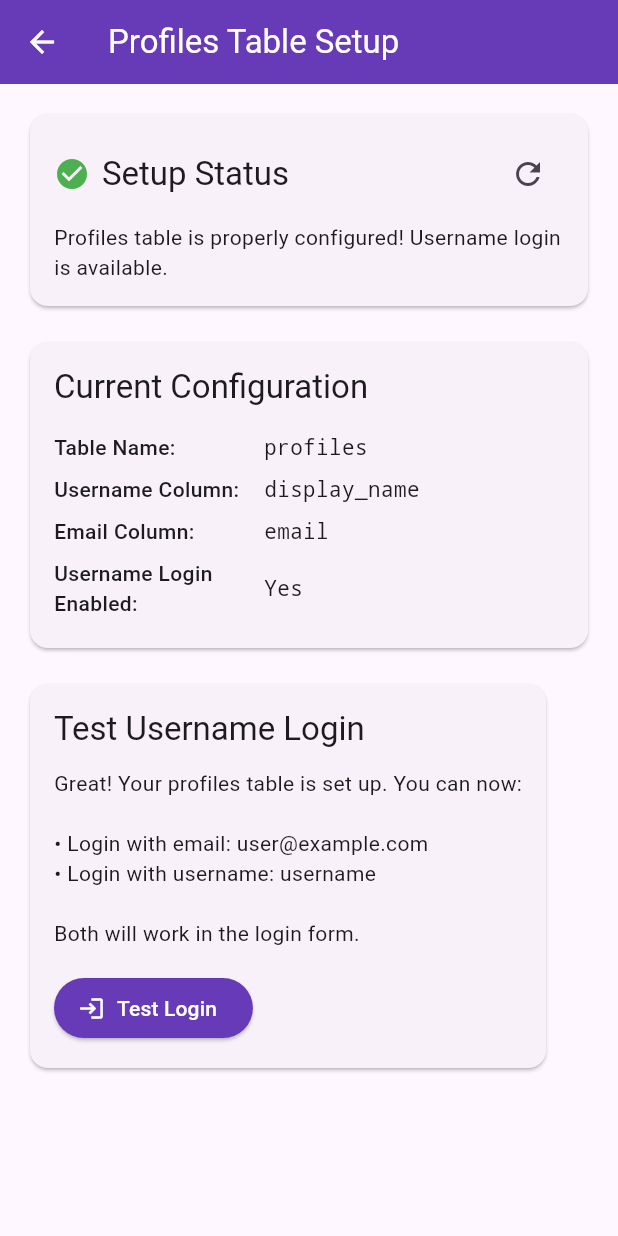
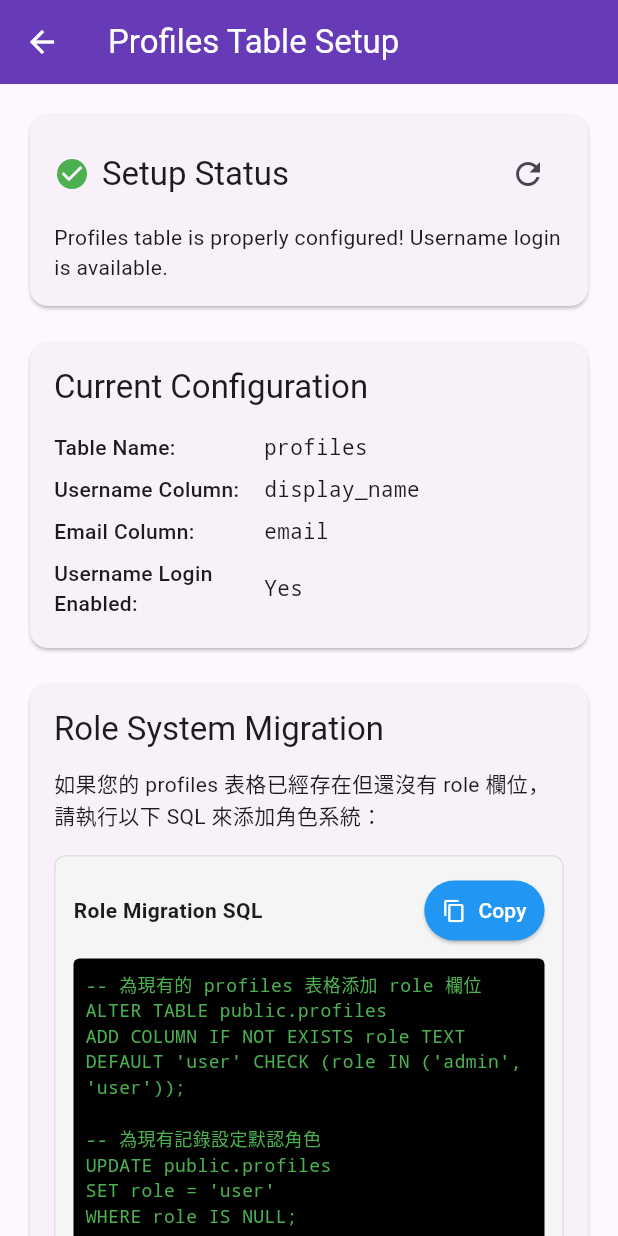
Before and after one commit to Yunitrish006006/basific, a Flutter app: the screen it shows once a user with an empty profile is signed in, after a tap on "用戶名登入設定", on a phone screen of 412 x 824 dp. Run offline on Flutter 3.47's test engine with Material 3 defaults, Android fonts, the phone set to English and light mode, and no system bars; our stand-ins replace supabase_flutter; accounts and stored records are empty.

Commit message:
feat: Implement user role system with admin and user roles, including role checks and migration instructions

```diff
--- a/example/lib/pages/database_diagnostic_page.dart
+++ b/example/lib/pages/database_diagnostic_page.dart
@@ -129,7 +129,7 @@ class _DatabaseDiagnosticPageState extends State<DatabaseDiagnosticPage> {
       return {
         'check': '當前用戶',
         'status': 'OK',
-        'message': '已登入: ${user.email}\\n顯示名稱: ${user.bestDisplayName}',
+        'message': '已登入: ${user.email}\\n顯示名稱: ${user.bestDisplayName}\\n角色: ${user.role}',
         'icon': Icons.person,
         'color': Colors.green,
       };
--- a/example/lib/pages/home_page.dart
+++ b/example/lib/pages/home_page.dart
@@ -73,6 +73,22 @@ class _MyHomePageState extends State<MyHomePage> {
                           color: Colors.grey,
                         ),
                       ),
+                      const SizedBox(height: 8),
+                      Container(
+                        padding: const EdgeInsets.symmetric(horizontal: 12, vertical: 4),
+                        decoration: BoxDecoration(
+                          color: widget.currentUser!.isAdmin ? Colors.red.shade100 : Colors.blue.shade100,
+                          borderRadius: BorderRadius.circular(12),
+                        ),
+                        child: Text(
+                          widget.currentUser!.isAdmin ? '管理員' : '一般用戶',
+                          style: TextStyle(
+                            fontSize: 12,
+                            color: widget.currentUser!.isAdmin ? Colors.red.shade700 : Colors.blue.shade700,
+                            fontWeight: FontWeight.bold,
+                          ),
+                        ),
+                      ),
                     ],
                   ),
                 ),
@@ -96,6 +112,8 @@ class _MyHomePageState extends State<MyHomePage> {
                         textAlign: TextAlign.center,
                       ),
                       const SizedBox(height: 16),
+                      // 只有管理員才能看到用戶管理
+                      if (widget.currentUser!.isAdmin) ...[
                         ElevatedButton.icon(
                           onPressed: () {
                             Navigator.push(
@@ -109,9 +127,12 @@ class _MyHomePageState extends State<MyHomePage> {
                           label: const Text('用戶管理'),
                           style: ElevatedButton.styleFrom(
                             padding: const EdgeInsets.all(16),
+                            backgroundColor: Colors.red.shade50,
+                            foregroundColor: Colors.red.shade700,
                           ),
                         ),
                         const SizedBox(height: 12),
+                      ],
                       ElevatedButton.icon(
                         onPressed: () {
                           Navigator.push(
--- a/example/lib/pages/profiles_setup_page.dart
+++ b/example/lib/pages/profiles_setup_page.dart
@@ -128,6 +128,86 @@ class _ProfilesSetupPageState extends State<ProfilesSetupPage> {
                     _buildConfigRow('Email Column', Basific.config.emailColumn),
                     _buildConfigRow('Username Login Enabled',
                       Basific.config.enableUsernameLogin ? 'Yes' : 'No'),
+                  ],
+                ),
+              ),
+            ),
+            const SizedBox(height: 16),
+
+            // Role Migration Section
+            Card(
+              child: Padding(
+                padding: const EdgeInsets.all(16.0),
+                child: Column(
+                  crossAxisAlignment: CrossAxisAlignment.start,
+                  children: [
+                    Text(
+                      'Role System Migration',
+                      style: Theme.of(context).textTheme.titleLarge,
+                    ),
+                    const SizedBox(height: 12),
+                    const Text(
+                      '如果您的 profiles 表格已經存在但還沒有 role 欄位，請執行以下 SQL 來添加角色系統：',
+                    ),
+                    const SizedBox(height: 16),
+                    Container(
+                      padding: const EdgeInsets.all(12),
+                      decoration: BoxDecoration(
+                        color: Colors.grey.shade100,
+                        borderRadius: BorderRadius.circular(8),
+                        border: Border.all(color: Colors.grey.shade300),
+                      ),
+                      child: Column(
+                        crossAxisAlignment: CrossAxisAlignment.start,
+                        children: [
+                          Row(
+                            mainAxisAlignment: MainAxisAlignment.spaceBetween,
+                            children: [
+                              const Text(
+                                'Role Migration SQL',
+                                style: TextStyle(fontWeight: FontWeight.bold),
+                              ),
+                              ElevatedButton.icon(
+                                onPressed: () => _copyToClipboard(BasificProfilesHelper.generateAddRoleColumnSQL()),
+                                icon: const Icon(Icons.copy, size: 16),
+                                label: const Text('Copy'),
+                                style: ElevatedButton.styleFrom(
+                                  backgroundColor: Colors.blue,
+                                  foregroundColor: Colors.white,
+                                  padding: const EdgeInsets.symmetric(horizontal: 12, vertical: 8),
+                                ),
+                              ),
+                            ],
+                          ),
+                          const SizedBox(height: 8),
+                          Container(
+                            width: double.infinity,
+                            padding: const EdgeInsets.all(8),
+                            decoration: BoxDecoration(
+                              color: Colors.black,
+                              borderRadius: BorderRadius.circular(4),
+                            ),
+                            child: Text(
+                              BasificProfilesHelper.generateAddRoleColumnSQL(),
+                              style: const TextStyle(
+                                fontFamily: 'monospace',
+                                fontSize: 12,
+                                color: Colors.green,
+                              ),
+                            ),
+                          ),
+                        ],
+                      ),
+                    ),
+                    const SizedBox(height: 12),
+                    const Text(
+                      '角色系統功能：\n'
+                      '• 支援 "admin" 和 "user" 兩種角色\n'
+                      '• 新用戶默認為 "user" 角色\n'
+                      '• 可在註冊時指定角色\n'
+                      '• 提供便利的角色檢查方法',
+                      style: TextStyle(fontSize: 14),
+                    ),
                   ],
                 ),
               ),
--- a/lib/src/auth_service.dart
+++ b/lib/src/auth_service.dart
@@ -25,6 +25,15 @@ extension BasificUserExtension on User {
 
   /// Alias for bestDisplayName for backward compatibility
   String get name => bestDisplayName;
+
+  /// Get user role from user_metadata, defaults to 'user'
+  String get role => userMetadata?['role'] ?? 'user';
+
+  /// Check if user is admin
+  bool get isAdmin => role == 'admin';
+
+  /// Check if user is regular user
+  bool get isUser => role == 'user';
 }
 
 /// Result class for authentication operations
@@ -123,6 +132,7 @@ class BasificAuth {
     required String password,
     String? displayName,
     String? fullName,
+    String? role,
   }) async {
     try {
       final response = await _client.auth.signUp(
@@ -131,6 +141,7 @@ class BasificAuth {
         data: {
           if (displayName != null) 'display_name': displayName,
           if (fullName != null) 'full_name': fullName,
+          'role': role ?? 'user', // Default to 'user' if not specified
         },
       );
 
--- a/lib/src/config.dart
+++ b/lib/src/config.dart
@@ -125,12 +125,14 @@ class Basific {
     required String password,
     String? displayName,
     String? fullName,
+    String? role,
   }) {
     return BasificAuth.register(
       email: email,
       password: password,
       displayName: displayName,
       fullName: fullName,
+      role: role,
     );
   }
 
--- a/lib/src/profiles_helper.dart
+++ b/lib/src/profiles_helper.dart
@@ -21,6 +21,7 @@ CREATE TABLE public.$table (
   $username TEXT UNIQUE,
   full_name TEXT,
   avatar_url TEXT,
+  role TEXT DEFAULT 'user' CHECK (role IN ('admin', 'user')),
   created_at TIMESTAMP WITH TIME ZONE DEFAULT NOW(),
   updated_at TIMESTAMP WITH TIME ZONE DEFAULT NOW()
 );
@@ -47,12 +48,13 @@ WITH CHECK (auth.uid() = id);
 CREATE OR REPLACE FUNCTION public.handle_new_user()
 RETURNS TRIGGER AS \$\$
 BEGIN
-  INSERT INTO public.$table (id, $email, $username, full_name)
+  INSERT INTO public.$table (id, $email, $username, full_name, role)
   VALUES (
     NEW.id,
     NEW.email,
     NEW.raw_user_meta_data->>'$username',
-    NEW.raw_user_meta_data->>'full_name'
+    NEW.raw_user_meta_data->>'full_name',
+    COALESCE(NEW.raw_user_meta_data->>'role', 'user')
   );
   RETURN NEW;
 END;
@@ -65,12 +67,13 @@ CREATE TRIGGER on_auth_user_created
   FOR EACH ROW EXECUTE PROCEDURE public.handle_new_user();
 
 -- 為現有的 auth.users 創建 profiles 記錄
-INSERT INTO public.$table (id, $email, $username, full_name)
+INSERT INTO public.$table (id, $email, $username, full_name, role)
 SELECT
   id,
   email,
   raw_user_meta_data->>'$username' as $username,
-  raw_user_meta_data->>'full_name' as full_name
+  raw_user_meta_data->>'full_name' as full_name,
+  COALESCE(raw_user_meta_data->>'role', 'user') as role
 FROM auth.users
 WHERE id NOT IN (SELECT id FROM public.$table);
 ''';
@@ -123,6 +126,28 @@ SELECT COUNT(*) as total_profiles FROM public.$table;
 SELECT id, $email, $username, full_name
 FROM public.$table
 LIMIT 5;
+''';
+  }
+
+  /// Generate SQL script to add role column to existing profiles table
+  static String generateAddRoleColumnSQL({
+    String? tableName,
+  }) {
+    final config = Basific.config;
+    final table = tableName ?? config.profilesTableName;
+
+    return '''
+-- 為現有的 $table 表格添加 role 欄位
+ALTER TABLE public.$table
+ADD COLUMN IF NOT EXISTS role TEXT DEFAULT 'user' CHECK (role IN ('admin', 'user'));
+
+-- 為現有記錄設定默認角色
+UPDATE public.$table
+SET role = 'user'
+WHERE role IS NULL;
+
+-- 創建索引以提高查詢效能
+CREATE INDEX IF NOT EXISTS idx_${table}_role ON public.$table(role);
 ''';
   }
 
```
Also changed, not shown: 1 other file. Lines whose indentation alone changed are shown as unchanged.
